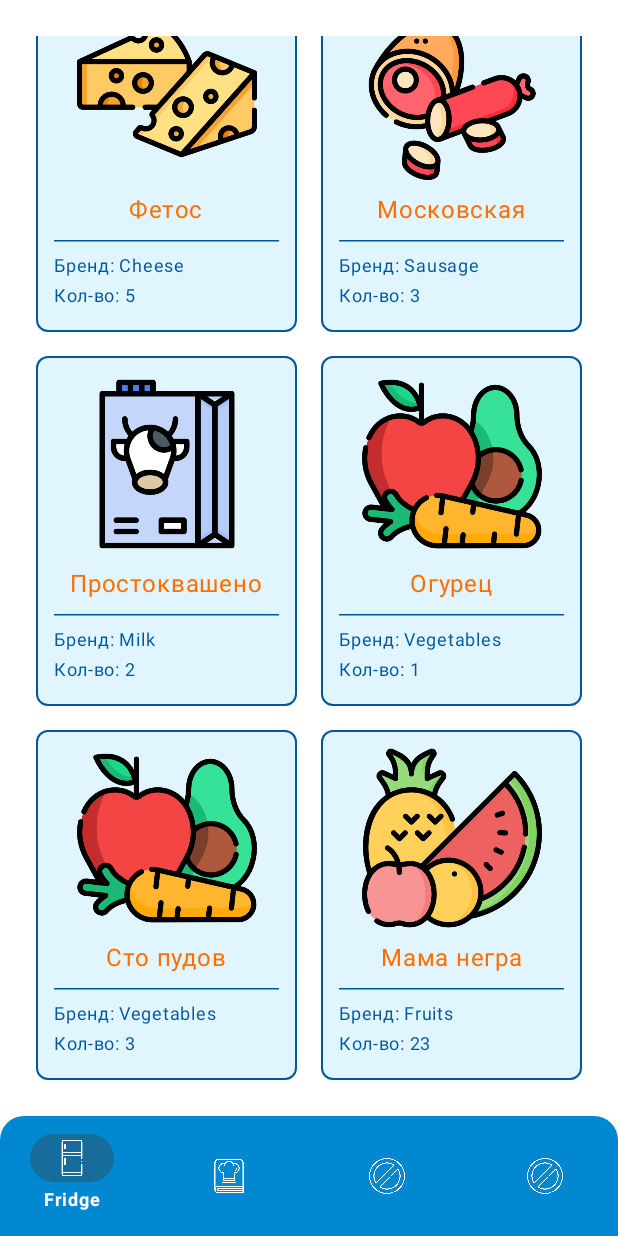
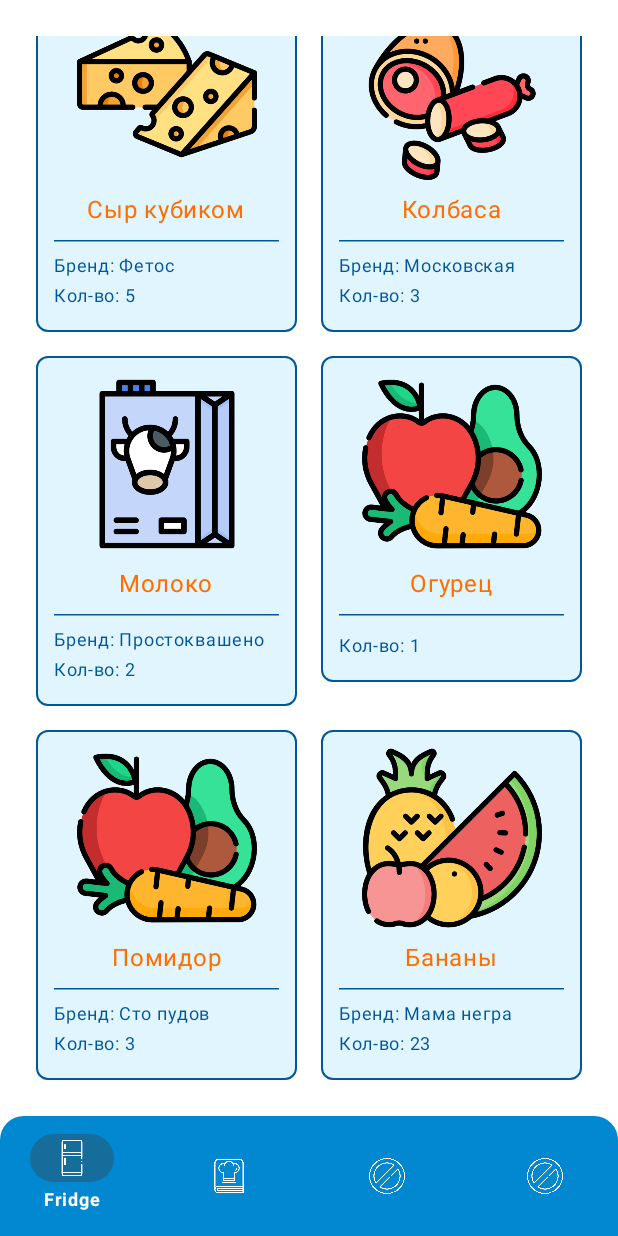
Before and after one commit to SlavaPerryAyeKruchkovenko/FoodieMate, an Android app built with Jetpack Compose: the screen it shows after launch (MainActivity), scrolled down 301 dp, on a phone screen of 412 x 824 dp. Run offline under Robolectric (Android 15) with nearby library versions, the phone set to English and light mode, and no system bars.

Commit message:
add brand

```diff
--- a/app/src/main/java/com/example/foodiemate/data/Product.kt
+++ b/app/src/main/java/com/example/foodiemate/data/Product.kt
@@ -4,6 +4,7 @@ data class Product(
     val id: String,
     val category: String,
     val subCategory: String,
+    val brand: String?,
     val name: String,
     val unitId: String
 )
--- a/app/src/main/java/com/example/foodiemate/network/Mock.kt
+++ b/app/src/main/java/com/example/foodiemate/network/Mock.kt
@@ -84,14 +84,14 @@ object Mock {
 
     private fun mockProducts(): List<Product> {
         return listOf(
-            Product("1", "Sausage", "Meat product", "Вязанка", "1"),
-            Product("2", "Cheese", "Mozzarella", "Galbani", "2"),
-            Product("3", "Cheese", "Feta", "Фетос", "3"),
-            Product("4", "Sausage", "Smoked", "Московская", "4"),
-            Product("5", "Milk", "Low- fat", "Простоквашено", "5"),
-            Product("6", "Vegetables", "Cucumber", "Огурец", "6"),
-            Product("7", "Vegetables", "Tomato", "Сто пудов", "7"),
-            Product("8", "Fruits", "Banana", "Мама негра", "8")
+            Product("1", "Sausage", "Meat product", "Вязанка", "Колбаса Варенная", "1"),
+            Product("2", "Cheese", "Mozzarella", "Galbani", "Сыр Моцарелла", "2"),
+            Product("3", "Cheese", "Feta", "Фетос", "Сыр кубиком", "3"),
+            Product("4", "Sausage", "Smoked", "Московская", "Колбаса", "4"),
+            Product("5", "Milk", "Low- fat", "Простоквашено", "Молоко", "5"),
+            Product("6", "Vegetables", "Cucumber", null, "Огурец", "6"),
+            Product("7", "Vegetables", "Tomato", "Сто пудов", "Помидор", "7"),
+            Product("8", "Fruits", "Banana", "Мама негра", "Бананы", "8")
         )
     }
 }
--- a/app/src/main/java/com/example/foodiemate/ui/product/FridgeProductView.kt
+++ b/app/src/main/java/com/example/foodiemate/ui/product/FridgeProductView.kt
@@ -63,14 +63,16 @@ fun FridgeProductView(product: FridgeProduct) {
                         .fillMaxWidth(),
                     color = Blue700
                 )
+                product.product.brand?.let {
                     Text(
-                    "Бренд: ${product.product.category}",
+                        "Бренд: ${product.product.brand}",
                         modifier = Modifier
                             .fillMaxWidth(),
                         color = Blue700,
                         fontSize = 12.sp,
                         lineHeight = 16.sp
                     )
+                }
                 Text(
                     "Кол-во: ${product.count}",
                     modifier = Modifier
```
Lines whose indentation alone changed are shown as unchanged.
